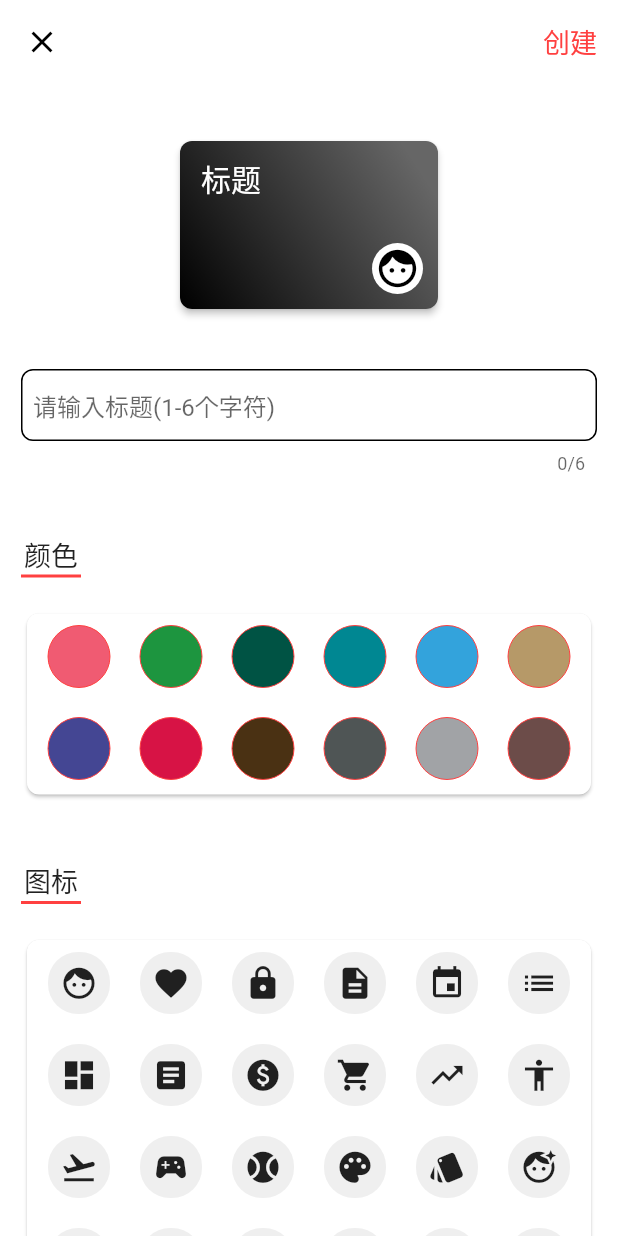
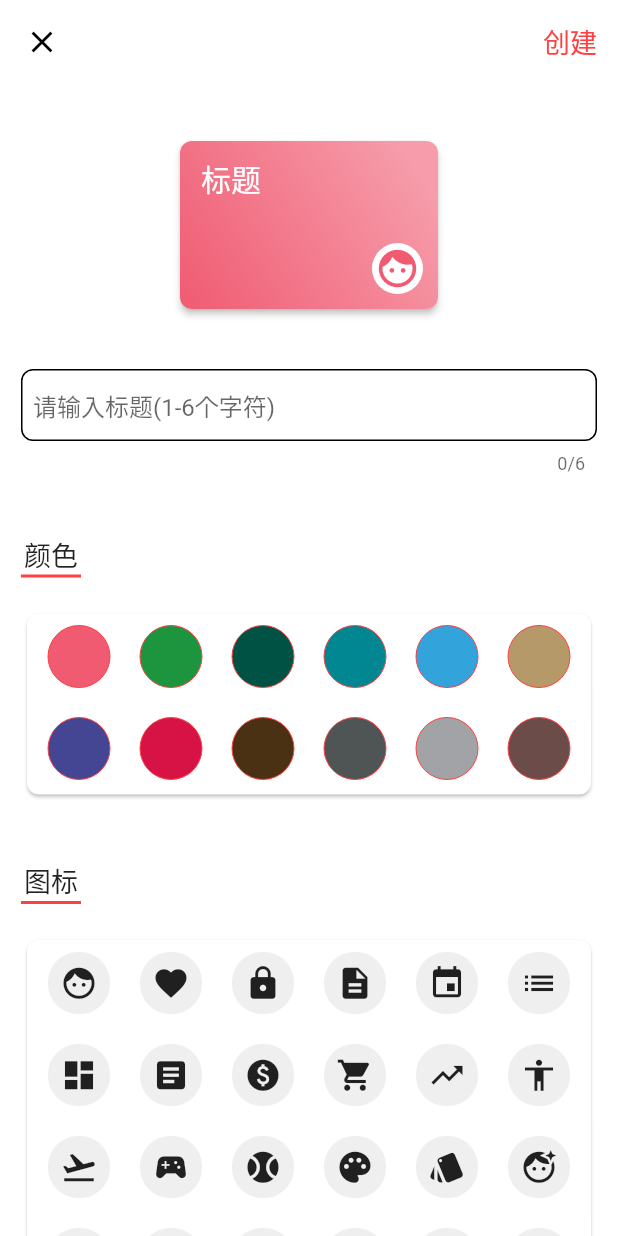
Before and after one commit to woxihejinghao/flutter_life_record, a Flutter app: the screen it shows after launch, after a tap on "创建列表", on a phone screen of 412 x 824 dp. Run offline on Flutter 3.47's test engine with Material 2 defaults, Android fonts, the phone set to English and light mode, and no system bars; drawn by our look-alikes of oktoast; our stand-ins replace sqflite; accounts and stored records are empty.

Commit message:
完成项目列表创建

```diff
--- a/lib/Common/lr_database_tool.dart
+++ b/lib/Common/lr_database_tool.dart
@@ -1,3 +1,5 @@
+import 'package:flutter_life_record/Page/ToDo/Models/todo_list_item_model.dart';
+import 'package:flutter_life_record/Page/ToDo/Models/todo_project_model.dart';
 import 'package:sqflite/sqflite.dart';
 import 'package:sqflite/sqlite_api.dart';
 import 'package:path/path.dart';
@@ -14,20 +16,39 @@ class LRDataBaseTool {
   int dbVersion = 1;
 
   //打开数据库
-  Future openDataBase(String dbNme) async {
-    if (dbPath == null || dbNme.isEmpty) {
-      dbPath = await getDatabasesPath();
+  Future<Database> openDB() async {
+    if (database != null) {
+      return database!;
     }
-    //如果数据库存在，先关闭数据库
+    dbPath = await getDatabasesPath();
 
-    database = await openDatabase(join(dbPath ?? "", dbNme + '.db'),
+    database = await openDatabase(join(dbPath ?? "", 'my.db'),
         version: dbVersion, onCreate: (db, version) async {
       //项目表
       await db.execute(
-          "create table todo_project (id INTEGER PRIMARY KEY AUTOINCREMENT,name TEXT,color TEXT,icon TEXT,createTime TEXT)");
+          "create table todo_project (id INTEGER PRIMARY KEY AUTOINCREMENT,name TEXT,color TEXT,icon TEXT,createTime INTEGER)");
       //代办列表
       await db.execute(
-          "create table todo_list_item (id INTEGER PRIMARY KEY AUTOINCREMENT,name TEXT,)");
+          "create table todo_list_item (id INTEGER PRIMARY KEY AUTOINCREMENT,projectID TEXT NOT NULL,name TEXT NOT NULL,remark TEXT,preferential INTEGER,cycle INTEGER,date TEXT,time TEXT,createTime INTEGER)");
     });
+
+    return database!;
+  }
+
+  //插入待办列表数据
+  Future<ToDoProjectModel> insertToDoProject(ToDoProjectModel model) async {
+    var db = await openDB();
+    model.id = await db.insert(tableToDoProject, model.toMap());
+    print("插入待办列表:${model.id}");
+    return model;
+  }
+
+  //查询数据
+  Future<List<ToDoProjectModel>> getToDoProjectList() async {
+    var db = await openDB();
+    var maps = await db.query(tableToDoProject,
+        columns: ["id", "name", "color", "icon", "createTime"]);
+
+    return maps.map((e) => ToDoProjectModel.fromMap(e)).toList();
   }
 }
--- a/lib/Page/ToDo/Pages/todo_home_page.dart
+++ b/lib/Page/ToDo/Pages/todo_home_page.dart
@@ -1,6 +1,8 @@
 import 'package:flutter/material.dart';
 import 'package:flutter_life_record/Common/lr_color.dart';
+import 'package:flutter_life_record/Common/lr_database_tool.dart';
 import 'package:flutter_life_record/Common/lr_tool.dart';
+import 'package:flutter_life_record/Page/ToDo/Models/todo_project_model.dart';
 import 'package:flutter_life_record/Page/ToDo/Pages/todo_list_create_page.dart';
 import 'package:flutter_life_record/Page/ToDo/Pages/todo_project_create_page.dart';
 import 'package:flutter_life_record/Page/ToDo/widgets/todo_litst_card.dart';
@@ -15,10 +17,12 @@ class ToDoHomePage extends StatefulWidget {
 
 class _ToDoHomePageState extends State<ToDoHomePage> {
   String timeString = "";
+  List<ToDoProjectModel> _projectList = [];
   @override
   void initState() {
     var now = DateTime.now();
     timeString = "${now.year}年 ${now.month}月 ${now.day}日";
+    refreshProjectList();
     super.initState();
   }
 
@@ -32,7 +36,10 @@ class _ToDoHomePageState extends State<ToDoHomePage> {
             centerTitle: false,
             expandedHeight: 100,
             flexibleSpace: FlexibleSpaceBar(
-              title: Text(timeString),
+              title: Text(
+                timeString,
+                style: TextStyle(color: Colors.black),
+              ),
               titlePadding: EdgeInsets.fromLTRB(20, 0, 0, 20),
               centerTitle: false,
               collapseMode: CollapseMode.parallax,
@@ -68,7 +75,7 @@ class _ToDoHomePageState extends State<ToDoHomePage> {
         ],
       ),
       floatingActionButton: FloatingActionButton(
-        onPressed: () {
+        onPressed: () async {
           //创建
           Navigator.push(
               context,
@@ -95,11 +102,19 @@ class _ToDoHomePageState extends State<ToDoHomePage> {
         height: 120,
         child: ListView.builder(
           itemBuilder: (context, index) {
+            ToDoProjectModel model = ToDoProjectModel();
+            if (index != 0) {
+              model = _projectList[index - 1];
+            }
             return GestureDetector(
               child: SizedBox(
                 width: 180,
                 child: index != 0
-                    ? ToDoProjectCard()
+                    ? ToDoProjectCard(
+                        color: HexColor(model.colorHex),
+                        iconData: model.getIconData(),
+                        title: model.name,
+                      )
                     : Card(
                         elevation: 1,
                         child: Center(
@@ -122,20 +137,26 @@ class _ToDoHomePageState extends State<ToDoHomePage> {
               onTap: () {
                 if (index == 0) {
                   Navigator.push(
-                      context,
-                      MaterialPageRoute(
-                          builder: (context) {
-                            return ToDoProjectCreatePage();
-                          },
-                          fullscreenDialog: true));
+                          context,
+                          MaterialPageRoute(
+                              builder: (context) {
+                                return ToDoProjectCreatePage();
+                              },
+                              fullscreenDialog: true))
+                      .then((value) => refreshProjectList());
                 } else {}
               },
             );
           },
-          itemCount: 50 + 1,
+          itemCount: _projectList.length + 1,
           scrollDirection: Axis.horizontal,
         ),
       ),
     );
   }
+
+  refreshProjectList() async {
+    _projectList = await LRDataBaseTool.getInstance().getToDoProjectList();
+    setState(() {});
+  }
 }
--- a/lib/Page/ToDo/Pages/todo_project_create_page.dart
+++ b/lib/Page/ToDo/Pages/todo_project_create_page.dart
@@ -1,8 +1,10 @@
 import 'package:flutter/material.dart';
 import 'package:flutter_life_record/Common/lr_color.dart';
 import 'package:flutter_life_record/Common/lr_tool.dart';
+import 'package:flutter_life_record/Page/ToDo/ViewModel/todo_project_create_viewModel.dart';
 import 'package:flutter_life_record/Page/ToDo/Widgets/color_select_item.dart';
 import 'package:flutter_life_record/Page/ToDo/Widgets/todo_project_card.dart';
+import 'package:oktoast/oktoast.dart';
 
 const List colorList = [
   "#f05b72",
@@ -57,9 +59,12 @@ class ToDoProjectCreatePage extends StatefulWidget {
 }
 
 class _ToDoProjectCreatePageState extends State<ToDoProjectCreatePage> {
+  //viewModel
+  ToDoProjectCreateViewModel _viewModel = ToDoProjectCreateViewModel();
   String title = "标题";
   IconData icons = iconList[0];
-  Color iconColor = Colors.black;
+  Color iconColor = HexColor(colorList.first);
+  String _colorHex = colorList.first;
   int selectedIndex = 0;
 //是否显示卡片底部阴影
   double _borderLine0paque = 0;
@@ -103,7 +108,16 @@ class _ToDoProjectCreatePageState extends State<ToDoProjectCreatePage> {
         elevation: 0,
         actions: [
           TextButton(
-              onPressed: () {},
+              onPressed: () async {
+                if (_textEditingController.text.isEmpty) {
+                  showToast("请输入名称");
+                  return;
+                }
+                await _viewModel.saveProject(
+                    _textEditingController.text, _colorHex, icons);
+                Navigator.pop(context);
+                showToast("创建成功");
+              },
               child: Text(
                 "创建",
                 style: TextStyle(color: LRThemeColor.mainColor, fontSize: 18),
@@ -181,6 +195,7 @@ class _ToDoProjectCreatePageState extends State<ToDoProjectCreatePage> {
     );
   }
 
+  ///选择颜色
   Widget colorSelectSection() {
     double spaceing = 20;
     double width = MediaQuery.of(context).size.width;
@@ -205,6 +220,7 @@ class _ToDoProjectCreatePageState extends State<ToDoProjectCreatePage> {
                       callback: () {
                         setState(() {
                           this.iconColor = HexColor(e);
+                          this._colorHex = e;
                         });
                       },
                     ))
--- a/lib/main.dart
+++ b/lib/main.dart
@@ -1,6 +1,7 @@
 import 'package:flutter/material.dart';
 import 'package:flutter_life_record/Common/lr_color.dart';
 import 'package:flutter_life_record/Page/ToDo/Pages/todo_home_page.dart';
+import 'package:oktoast/oktoast.dart';
 
 void main() {
   runApp(MyApp());
@@ -10,7 +11,10 @@ class MyApp extends StatelessWidget {
   // This widget is the root of your application.
   @override
   Widget build(BuildContext context) {
-    return MaterialApp(
+    return OKToast(
+        textPadding: EdgeInsets.fromLTRB(8, 4, 8, 4),
+        radius: 8,
+        child: MaterialApp(
           title: 'Flutter Demo',
           debugShowCheckedModeBanner: false,
           theme: ThemeData(
@@ -20,7 +24,7 @@ class MyApp extends StatelessWidget {
                   foregroundColor: Colors.black,
                   iconTheme: IconThemeData(color: Colors.black))),
           home: ToDoHomePage(),
-    );
+        ));
   }
 }
 
--- a/pubspec.yaml
+++ b/pubspec.yaml
@@ -29,6 +29,7 @@ dependencies:
   # Use with the CupertinoIcons class for iOS style icons.
   cupertino_icons: ^1.0.2
   sqflite: ^2.0.0+4
+  oktoast: ^3.1.1
 
 dev_dependencies:
   flutter_test:
```
Also changed, not shown: lib/Page/ToDo/Models/todo_list_item_model.dart (added, +44 -0 lines), lib/Page/ToDo/Models/todo_project_model.dart (added, +56 -0 lines), lib/Page/ToDo/Pages/todo_list_time_select_page.dart (+12 -5 lines), lib/Page/ToDo/ViewModel/todo_project_create_viewModel.dart (added, +13 -0 lines), 1 other file. Lines whose indentation alone changed are shown as unchanged.
